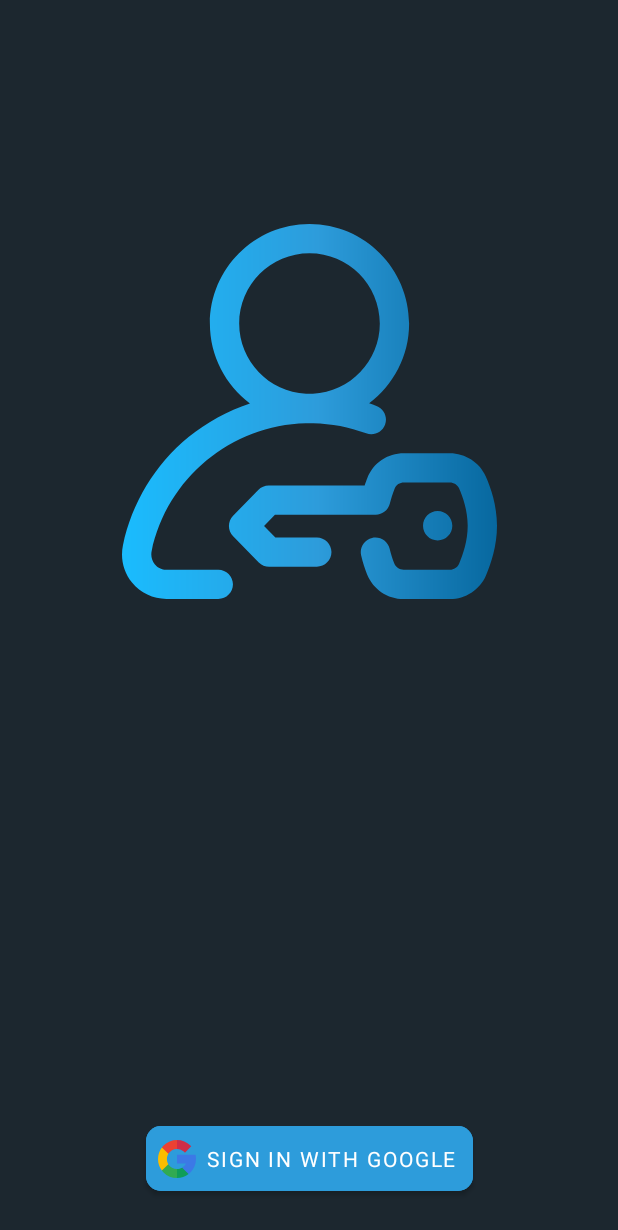
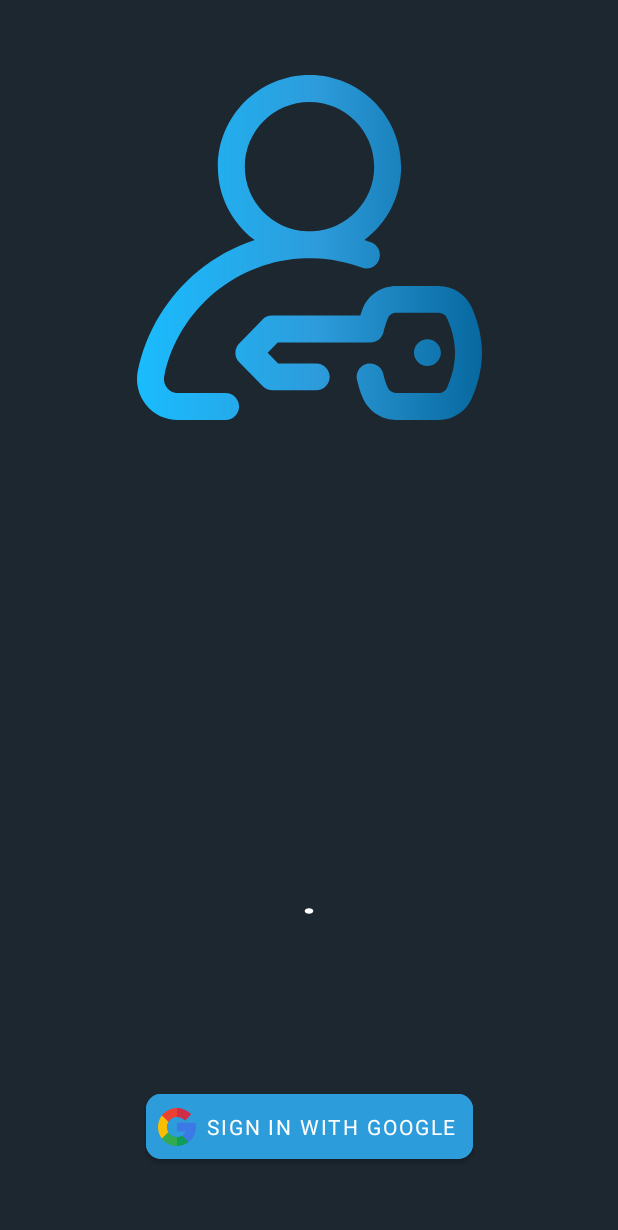
Before and after one commit to ACM-VIT/ACM-internals-Android, an Android app: the layout activity_login.xml on its own in the app's theme, with its tools: preview values and no code run, on a phone screen of 412 x 824 dp. Shown: the top 1230 px of the screen. Run offline under Robolectric (Android 15) with nearby library versions, the phone set to English and light mode, and no system bars; Roboto replaces fonts that are not available here.

Commit message:
feat(auth): Add animation to login screen

```diff
--- a/app/src/main/res/layout/activity_login.xml
+++ b/app/src/main/res/layout/activity_login.xml
@@ -1,23 +1,28 @@
 <?xml version="1.0" encoding="utf-8"?>
-<androidx.constraintlayout.widget.ConstraintLayout xmlns:android="http://schemas.android.com/apk/res/android"
+<layout xmlns:android="http://schemas.android.com/apk/res/android"
     xmlns:app="http://schemas.android.com/apk/res-auto"
-    xmlns:tools="http://schemas.android.com/tools"
+    xmlns:tools="http://schemas.android.com/tools">
+
+    <data>
+
+    </data>
+
+    <androidx.constraintlayout.widget.ConstraintLayout
         android:layout_width="match_parent"
         android:layout_height="match_parent"
         android:background="@color/colorBackground"
-    tools:context=".LoginActivity">
+        tools:context=".ui.auth.LoginActivity">
 
         <ImageView
             android:id="@+id/imageView2"
-        android:layout_width="250dp"
+            android:layout_width="230dp"
             android:layout_height="wrap_content"
+            android:layout_marginTop="50dp"
             android:adjustViewBounds="true"
             android:scaleType="centerCrop"
-        app:layout_constraintBottom_toBottomOf="parent"
             app:layout_constraintEnd_toEndOf="parent"
             app:layout_constraintStart_toStartOf="parent"
             app:layout_constraintTop_toTopOf="parent"
-        app:layout_constraintVertical_bias="0.26"
             app:srcCompat="@drawable/ic_login" />
 
 
@@ -25,7 +30,7 @@
             android:id="@+id/sign_in_button"
             android:layout_width="wrap_content"
             android:layout_height="wrap_content"
-        android:layout_marginBottom="24dp"
+            android:layout_marginBottom="45dp"
             android:backgroundTint="@color/colorBlueDark"
             android:fontFamily="@font/roboto_medium"
             android:padding="12dp"
@@ -43,11 +48,22 @@
             android:layout_height="wrap_content"
             android:layout_marginStart="8dp"
             android:adjustViewBounds="true"
-        android:elevation="2dp"
+            android:elevation="10dp"
             app:layout_constraintBottom_toBottomOf="@+id/sign_in_button"
             app:layout_constraintStart_toStartOf="@+id/sign_in_button"
             app:layout_constraintTop_toTopOf="@+id/sign_in_button"
             app:layout_constraintVertical_bias="0.521"
             app:srcCompat="@drawable/ic_google" />
 
+        <com.airbnb.lottie.LottieAnimationView
+            android:layout_width="200dp"
+            android:layout_height="200dp"
+            app:layout_constraintBottom_toTopOf="@+id/sign_in_button"
+            app:layout_constraintEnd_toEndOf="parent"
+            app:layout_constraintStart_toStartOf="parent"
+            app:lottie_autoPlay="true"
+            app:lottie_loop="true"
+            app:lottie_rawRes="@raw/loading_lottie" />
+
     </androidx.constraintlayout.widget.ConstraintLayout>
+</layout>
```
Also changed, not shown: app/src/main/res/raw/loading_lottie.json (added, +1 -0 lines). Lines whose indentation alone changed are shown as unchanged.
